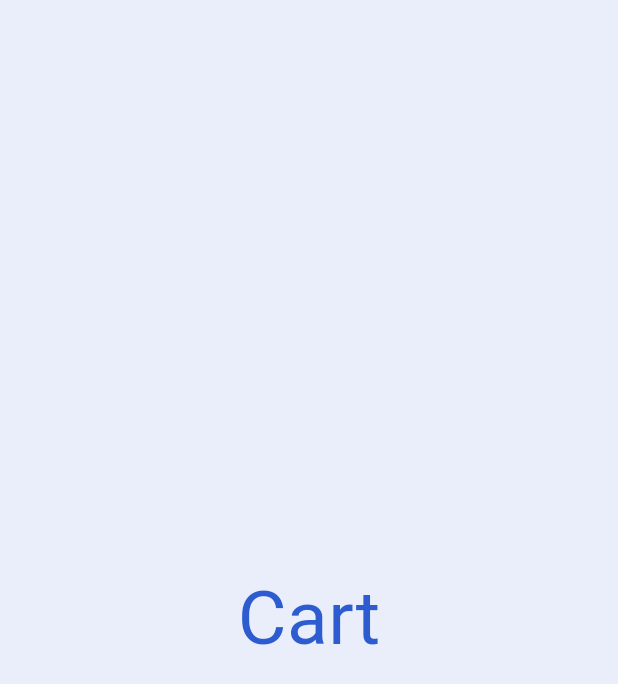
After one commit to MahmoudAbdelTawab0/telent_scouting, a Flutter app: the SpleshScreen screen opened directly, on a phone screen of 412 x 824 dp. The commit adds this screen. Shown: the top 684 px of the screen. Run offline on Flutter 3.47's test engine with Material 3 defaults, Android fonts, the phone set to English and light mode, and no system bars; our stand-ins replace badges, bloc, dio, flutter_bloc.

Commit message:
Cart_App

```diff
--- a/cart_cubit/lib/main.dart
+++ b/cart_cubit/lib/main.dart
@@ -1,5 +1,5 @@
 import 'package:cart_cubit/Bloc/cart_cubit.dart';
-import 'package:cart_cubit/screen/HomeSceen.dart';
+import 'package:cart_cubit/screen/SpleshScreen.dart';
 import 'package:flutter/material.dart';
 import 'package:flutter_bloc/flutter_bloc.dart';
 
@@ -25,7 +25,7 @@ class MyApp extends StatelessWidget {
             primaryColor: Colors.cyan
         ),
         debugShowCheckedModeBanner: false,
-        home: HomeScreen(),
+        home: SpleshScreen(),
       ),
     );
   }
--- a/cart_cubit/lib/screen/ProductItem.dart
+++ b/cart_cubit/lib/screen/ProductItem.dart
@@ -5,7 +5,7 @@ class ProductItem {
   final Color color;
   final String name;
   final double price;
-
+bool isAdded =false;
   ProductItem(
       {required this.id,
       required this.color,
--- /dev/null
+++ b/cart_cubit/lib/screen/SpleshScreen.dart
@@ -0,0 +1,28 @@
+import 'package:cart_cubit/screen/HomeSceen.dart';
+import 'package:flutter/material.dart';
+class SpleshScreen extends StatefulWidget {
+  const SpleshScreen({super.key});
+
+  @override
+  State<SpleshScreen> createState() => _SpleshScreenState();
+}
+
+class _SpleshScreenState extends State<SpleshScreen> {
+  @override
+  void initState(){
+    super.initState();
+    Future.delayed(Duration(seconds: 3),() {
+      Navigator.pushAndRemoveUntil(context, MaterialPageRoute(builder: (context) => HomeScreen()), (route) => false);
+    } );
+  }
+  Widget build(BuildContext context) {
+    return Scaffold(
+      backgroundColor: Color(0xFFE9EEFA),
+      body: Center(
+        child: Text("Cart",
+            style: TextStyle(fontSize: 50,color:Color(0xFF2D5BD0) )
+        ),
+      ),
+    );
+  }
+}
```
Also changed, not shown: cart_cubit/lib/Bloc/cart_cubit.dart (+23 -0 lines), cart_cubit/lib/screen/CartScreen.dart (+30 -1 lines), cart_cubit/lib/screen/HomeSceen.dart (+11 -5 lines).
